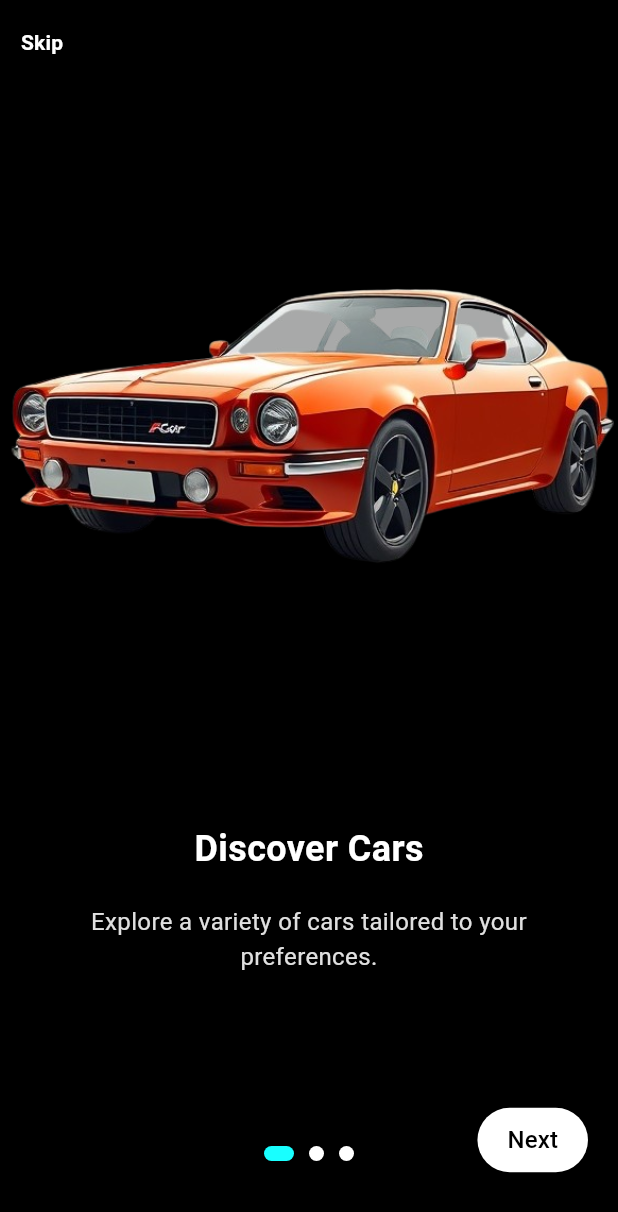
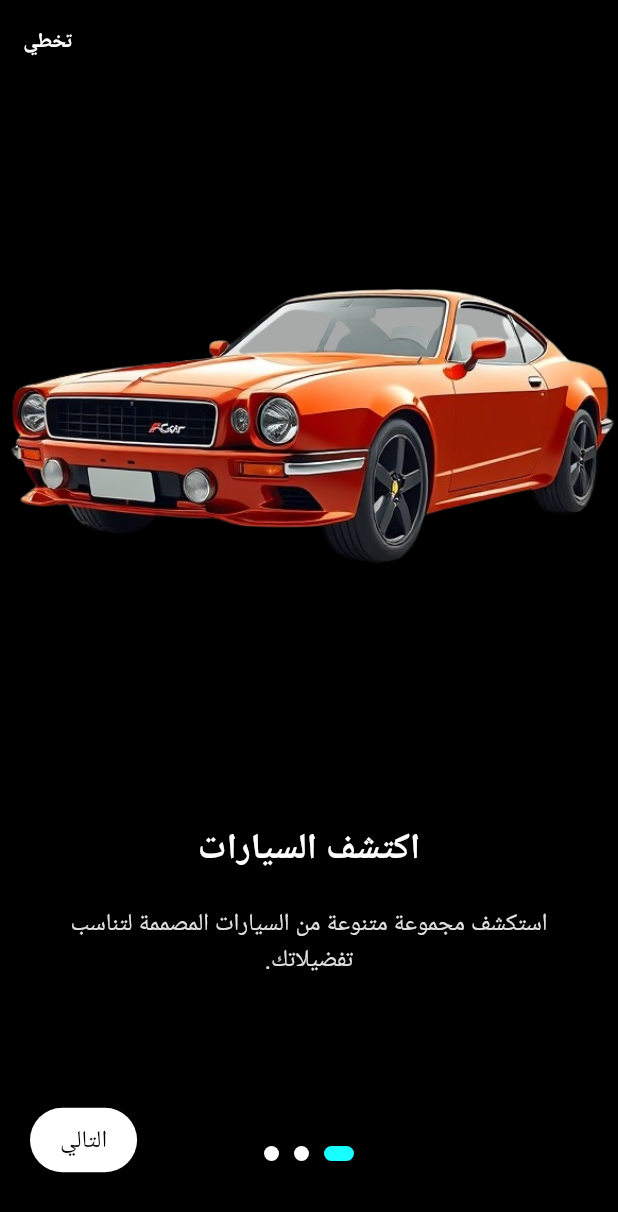
Before and after one commit to ahmedmelsayed74/Rodify, a Flutter app: the screen it shows after launch, on a phone screen of 412 x 824 dp. Shown: the top 1212 px of the screen. Run offline on Flutter 3.47's test engine with Material 3 defaults, Android fonts, the light colour scheme and no system bars; our stand-ins replace google_nav_bar.

Commit message:
Update onboarding_screen.dart

```diff
--- a/lib/onboarding_screen.dart
+++ b/lib/onboarding_screen.dart
@@ -10,36 +10,40 @@ class _OnboardingScreenState extends State<OnboardingScreen> {
   final PageController _pageController = PageController();
   int _currentIndex = 0;
 
-  // Dummy onboarding data
+  // بيانات المقدمة
   final List<Map<String, String>> _onboardingData = [
     {
       "image": "assets/SSimage/s1.png",
-      "title": "Discover Cars",
-      "description": "Explore a variety of cars tailored to your preferences."
+      "title": "اكتشف السيارات",
+      "description": "استكشف مجموعة متنوعة من السيارات المصممة لتناسب تفضيلاتك."
     },
     {
       "image": "assets/SSimage/s2.png",
-      "title": "Compare Features",
-      "description": "Compare specifications and find your perfect match."
+      "title": "قارن المواصفات",
+      "description": "قارن بين المواصفات وابحث عن السيارة المثالية لك."
     },
     {
       "image": "assets/SSimage/s3.png",
-      "title": "Easy Booking",
-      "description": "Book your desired car with just a few taps."
+      "title": "احجز بسهولة",
+      "description": "احجز السيارة التي تريدها ببضع نقرات فقط."
     },
   ];
 
   @override
   Widget build(BuildContext context) {
-    return Scaffold(
+    return Directionality( // لجعل المحتوى يعرض من اليمين إلى اليسار
+      textDirection: TextDirection.rtl,
+      child: Scaffold(
         appBar: AppBar(
           backgroundColor: Colors.black,
-        leading: TextButton(
-            onPressed: (){
-              Navigator.of(context).pushReplacement(MaterialPageRoute(builder: (cxt)=>LoginScreen()));
+          actions: [
+            TextButton(
+              onPressed: () {
+                Navigator.of(context).pushReplacement(MaterialPageRoute(builder: (cxt) => LoginScreen()));
               },
-            child: Text('Skip',style: TextStyle(color: Colors.white,fontWeight: FontWeight.bold),),
+              child: Text('تخطي', style: TextStyle(color: Colors.white, fontWeight: FontWeight.bold)),
             ),
+          ],
         ),
         backgroundColor: Colors.black,
         body: Stack(
@@ -55,17 +59,18 @@ class _OnboardingScreenState extends State<OnboardingScreen> {
               itemBuilder: (context, index) {
                 final data = _onboardingData[index];
                 return boardingScreen(context,
-               // mainAxisAlignment: MainAxisAlignment.center,
                   [
-                  // Onboarding image
+                    // صورة المقدمة
                     Image.asset(
-                    width: MediaQuery.of(context).orientation==Orientation.portrait?MediaQuery.of(context).size.width:MediaQuery.of(context).size.width*0.3,
+                      width: MediaQuery.of(context).orientation == Orientation.portrait
+                          ? MediaQuery.of(context).size.width
+                          : MediaQuery.of(context).size.width * 0.3,
                       data["image"]!,
-                    height: MediaQuery.of(context).size.height*0.55,
+                      height: MediaQuery.of(context).size.height * 0.55,
                       fit: BoxFit.cover,
                     ),
                     SizedBox(height: 40),
-                  // Onboarding title
+                    // عنوان المقدمة
                     Column(
                       mainAxisAlignment: MainAxisAlignment.center,
                       children: [
@@ -78,7 +83,7 @@ class _OnboardingScreenState extends State<OnboardingScreen> {
                           ),
                         ),
                         SizedBox(height: 20),
-                      // Onboarding description
+                        // وصف المقدمة
                         Padding(
                           padding: const EdgeInsets.symmetric(horizontal: 32.0),
                           child: Text(
@@ -96,7 +101,7 @@ class _OnboardingScreenState extends State<OnboardingScreen> {
                 );
               },
             ),
-          // Dots Indicator
+            // مؤشر النقاط
             Positioned(
               bottom: 50,
               left: 0,
@@ -118,14 +123,13 @@ class _OnboardingScreenState extends State<OnboardingScreen> {
                 ),
               ),
             ),
-          // Next or Get Started Button
+            // زر "التالي" أو "هيا نبدأ"
             Positioned(
               bottom: 40,
-            right: 20,
+              left: 20,
               child: ElevatedButton(
                 onPressed: () {
                   if (_currentIndex == _onboardingData.length - 1) {
-                  // Navigate to Home Screen
                     Navigator.pushReplacement(
                       context,
                       MaterialPageRoute(builder: (context) => LoginScreen()),
@@ -146,24 +150,25 @@ class _OnboardingScreenState extends State<OnboardingScreen> {
                 ),
                 child: Text(
                   _currentIndex == _onboardingData.length - 1
-                    ? "Get Started"
-                    : "Next",
-                style: TextStyle(fontSize: 16,color: Colors.black),
+                      ? "هيا نبدأ"
+                      : "التالي",
+                  style: TextStyle(fontSize: 16, color: Colors.black),
                 ),
               ),
             ),
           ],
         ),
+      ),
     );
   }
 }
 
-Widget boardingScreen(BuildContext context,List<Widget> x){
+Widget boardingScreen(BuildContext context, List<Widget> x) {
   return OrientationBuilder(
     builder: (context, orientation) {
       if (orientation == Orientation.landscape) {
         return Row(
-          children: x
+          children: x,
         );
       } else {
         return Column(
```
Lines whose indentation alone changed are shown as unchanged.
